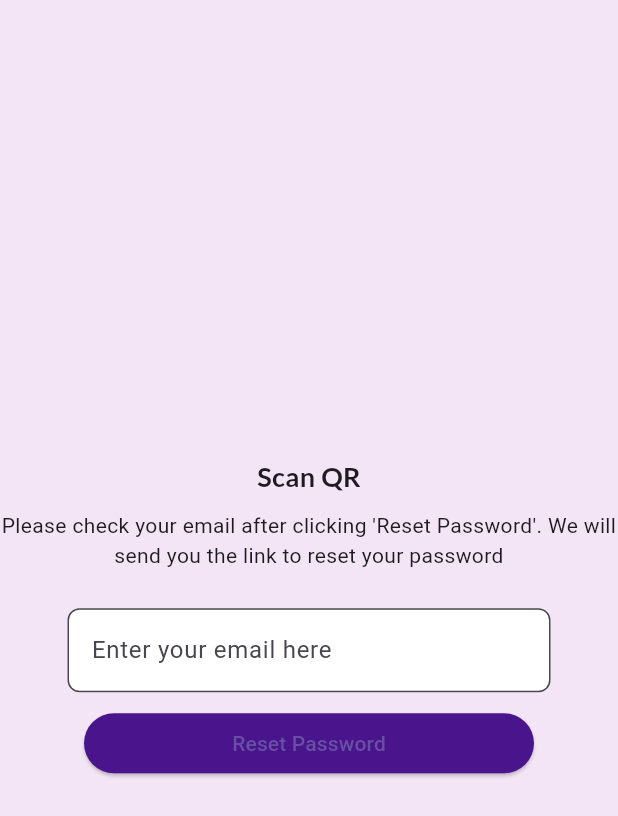
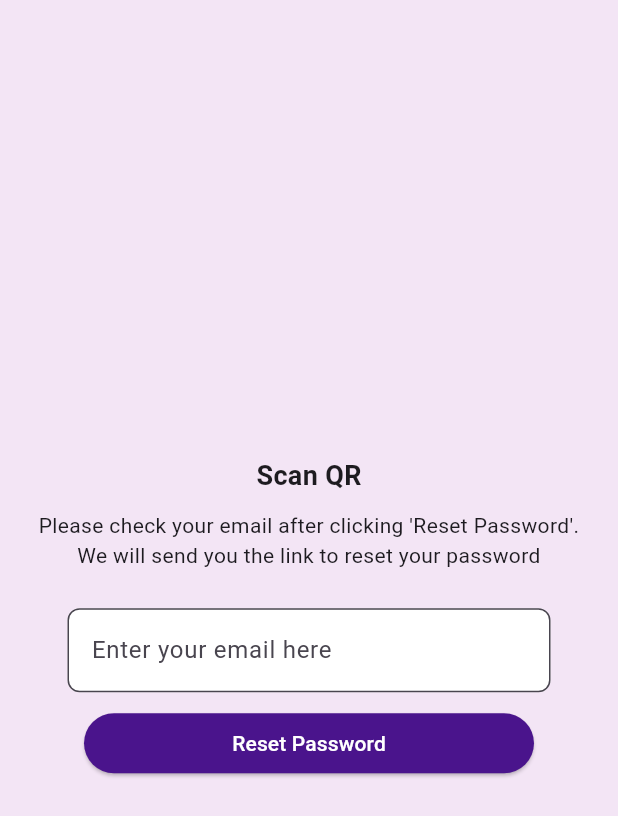
Before and after one commit to hakimhambali/scan_qrcode, a Flutter app: the Login screen opened directly, after a tap on "Forgot password?", on a phone screen of 412 x 824 dp. Shown: the top 816 px of the screen. Run offline on Flutter 3.47's test engine with Material 3 defaults, Android fonts, the phone set to English and light mode, and no system bars; our stand-ins replace animated_splash_screen, cloud_firestore, firebase_auth, firebase_core, google_sign_in, image_picker and 2 more; missing offline and left inert: clipboard, mobile_scanner; accounts and stored records are empty; network calls fail.

Commit message:
Removedgoogle_fonts

```diff
--- a/lib/screens/forgot_password.dart
+++ b/lib/screens/forgot_password.dart
@@ -1,6 +1,5 @@
 import 'package:firebase_auth/firebase_auth.dart';
 import 'package:flutter/material.dart';
-import 'package:google_fonts/google_fonts.dart';
 
 class ForgotPassword extends StatefulWidget {
   const ForgotPassword({Key? key}) : super(key: key);
@@ -24,12 +23,15 @@ class _ForgotPasswordState extends State<ForgotPassword> {
               Text(
                 'Scan QR',
                 style:
-                    GoogleFonts.lato(fontSize: 18, fontWeight: FontWeight.bold),
+                    const TextStyle(fontSize: 18, fontWeight: FontWeight.bold),
               ),
               const SizedBox(height: 10),
-              const Text(
-                "Please check your email after clicking 'Reset Password'. We will send you the link to reset your password",
-                textAlign: TextAlign.center,
+              const Padding(
+                padding: EdgeInsets.symmetric(horizontal: 20.0),
+                child: Text(
+                  "Please check your email after clicking 'Reset Password'. We will send you the link to reset your password",
+                  textAlign: TextAlign.center,
+                ),
               ),
               Container(
                 margin: const EdgeInsets.fromLTRB(30, 25, 30, 10),
@@ -64,7 +66,8 @@ class _ForgotPasswordState extends State<ForgotPassword> {
                     child: ElevatedButton(
                       style: ButtonStyle(
                           backgroundColor: MaterialStateProperty.all(
-                              Colors.purple.shade900)),
+                              Colors.purple.shade900), foregroundColor: MaterialStateProperty.all(
+                              Colors.white)),
                       onPressed: () async {
                         validate = validateEmail(emailController.text);
                         setState(() {});
--- a/lib/screens/login.dart
+++ b/lib/screens/login.dart
@@ -1,6 +1,5 @@
 import 'package:firebase_auth/firebase_auth.dart';
 import 'package:flutter/material.dart';
-import 'package:google_fonts/google_fonts.dart';
 import 'package:scan_qrcode/screens/forgot_password.dart';
 import 'package:scan_qrcode/screens/signingoogle.dart';
 import 'package:scan_qrcode/services/data_merger.dart';
@@ -31,7 +30,7 @@ class _LoginState extends State<Login> {
               Text(
                 'Scan QR',
                 style:
-                    GoogleFonts.lato(fontSize: 18, fontWeight: FontWeight.bold),
+                    const TextStyle(fontSize: 18, fontWeight: FontWeight.bold),
               ),
               const SizedBox(height: 10),
               StreamBuilder<User?>(
--- a/lib/screens/register.dart
+++ b/lib/screens/register.dart
@@ -1,6 +1,5 @@
 import 'package:firebase_auth/firebase_auth.dart';
 import 'package:flutter/material.dart';
-import 'package:google_fonts/google_fonts.dart';
 import 'package:scan_qrcode/screens/forgot_password.dart';
 import 'package:scan_qrcode/screens/login.dart';
 import 'package:scan_qrcode/screens/signingoogle.dart';
@@ -32,7 +31,7 @@ class _RegisterState extends State<Register> {
               Text(
                 'Scan QR',
                 style:
-                    GoogleFonts.lato(fontSize: 18, fontWeight: FontWeight.bold),
+                    const TextStyle(fontSize: 18, fontWeight: FontWeight.bold),
               ),
               const SizedBox(height: 10),
               StreamBuilder<User?>(
--- a/lib/screens/signingoogle.dart
+++ b/lib/screens/signingoogle.dart
@@ -2,7 +2,6 @@ import 'dart:developer';
 
 import 'package:firebase_auth/firebase_auth.dart';
 import 'package:flutter/material.dart';
-import 'package:google_fonts/google_fonts.dart';
 import 'package:google_sign_in/google_sign_in.dart';
 import 'package:scan_qrcode/services/data_merger.dart';
 
@@ -20,7 +19,7 @@ class SignInGoogle extends StatelessWidget {
             Text(
               'SIGN IN WITH GOOGLE ACCOUNT',
               style:
-                  GoogleFonts.lato(fontSize: 18, fontWeight: FontWeight.bold),
+                  const TextStyle(fontSize: 18, fontWeight: FontWeight.bold),
             ),
             const SizedBox(height: 10),
             StreamBuilder<User?>(
@@ -33,7 +32,7 @@ class SignInGoogle extends StatelessWidget {
                       return const Text("You haven't signed in yet");
                     } else {
                       return Text(
-                        'Signed in as ${FirebaseAuth.instance.currentUser!.displayName} (${FirebaseAuth.instance.currentUser!.email})',
+                        'Signed in as ${FirebaseAuth.instance.currentUser?.displayName ?? 'Unknown'} (${FirebaseAuth.instance.currentUser?.email ?? 'Unknown'})',
                         textAlign: TextAlign.center,
                       );
                     }
--- a/pubspec.yaml
+++ b/pubspec.yaml
@@ -30,7 +30,6 @@ environment:
 dependencies:
   flutter:
     sdk: flutter
-  google_fonts: ^6.3.0
   google_sign_in: ^6.3.0
 
   # The following adds the Cupertino Icons font to your application.
```
Also changed, not shown: lib/screens/history_screen.dart (+8 -8 lines), fordebug/photo_2025-08-31_20-55-40.jpg (added), pubspec.lock, 1 other file.
